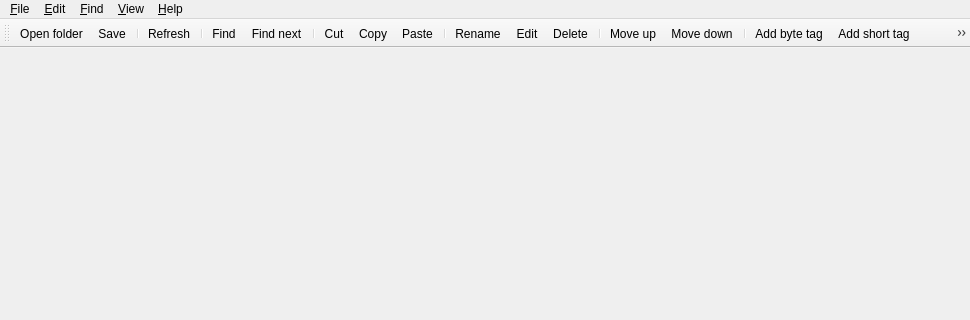
Qt form proj/src/MainWindow.ui (germix/minecraft-explorer) before a commit; both pictures show x 0 to 970 and y 0 to 320 of the 970 by 468 pixel window.
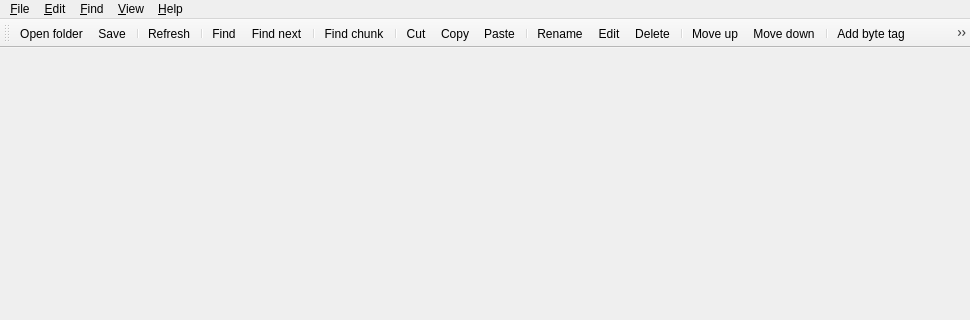
The same form after that commit. Icons and pictures are not drawn.

Commit message: Simple chunk finder

```diff
--- a/proj/src/MainWindow.ui
+++ b/proj/src/MainWindow.ui
@@ -95,6 +95,8 @@
    <addaction name="actionFind"/>
    <addaction name="actionFindNext"/>
    <addaction name="separator"/>
+   <addaction name="actionFindChunk"/>
+   <addaction name="separator"/>
    <addaction name="actionCut"/>
    <addaction name="actionCopy"/>
    <addaction name="actionPaste"/>
@@ -363,6 +365,15 @@
     <string>&amp;Paste</string>
    </property>
   </action>
+  <action name="actionFindChunk">
+   <property name="icon">
+    <iconset resource="../res/resource.qrc">
+     <normaloff>:/images/action-find_chunk.png</normaloff>:/images/action-find_chunk.png</iconset>
+   </property>
+   <property name="text">
+    <string>Find &amp;chunk</string>
+   </property>
+  </action>
  </widget>
  <layoutdefault spacing="6" margin="11"/>
  <resources>
```
Left out of the diff: 18 changed lines with no effect on the pictures. The commit also changes 17 other files.
